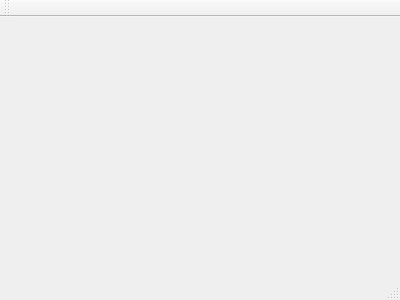
Qt form mainwindow.ui (baronleonardo/Count) before a commit.
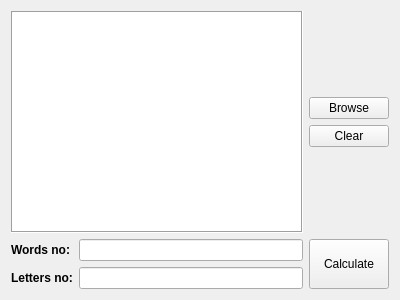
The same form after that commit.

```diff
--- a/mainwindow.ui
+++ b/mainwindow.ui
@@ -12,13 +12,138 @@
   <property name="windowTitle" >
    <string>MainWindow</string>
   </property>
-  <widget class="QMenuBar" name="menuBar" />
-  <widget class="QToolBar" name="mainToolBar" />
-  <widget class="QWidget" name="centralWidget" />
-  <widget class="QStatusBar" name="statusBar" />
+  <widget class="QWidget" name="centralWidget">
+   <layout class="QGridLayout" name="gridLayout">
+    <item row="1" column="0">
+     <layout class="QGridLayout" name="gridLayout_2">
+      <item row="1" column="0">
+       <widget class="QLabel" name="label">
+        <property name="focusPolicy">
+         <enum>Qt::NoFocus</enum>
+        </property>
+        <property name="text">
+         <string>&lt;html&gt;&lt;head/&gt;&lt;body&gt;&lt;p&gt;&lt;span style=&quot; font-weight:600;&quot;&gt;Words  no:&lt;/span&gt;&lt;/p&gt;&lt;/body&gt;&lt;/html&gt;</string>
+        </property>
+       </widget>
+      </item>
+      <item row="3" column="0">
+       <widget class="QLabel" name="label_4">
+        <property name="focusPolicy">
+         <enum>Qt::NoFocus</enum>
+        </property>
+        <property name="text">
+         <string>&lt;html&gt;&lt;head/&gt;&lt;body&gt;&lt;p&gt;&lt;span style=&quot; font-weight:600;&quot;&gt;Letters no:&lt;/span&gt;&lt;/p&gt;&lt;/body&gt;&lt;/html&gt;</string>
+        </property>
+       </widget>
+      </item>
+      <item row="1" column="1">
+       <widget class="QLineEdit" name="words_number">
+        <property name="focusPolicy">
+         <enum>Qt::NoFocus</enum>
+        </property>
+        <property name="acceptDrops">
+         <bool>false</bool>
+        </property>
+        <property name="readOnly">
+         <bool>true</bool>
+        </property>
+       </widget>
+      </item>
+      <item row="3" column="1">
+       <widget class="QLineEdit" name="letters_number">
+        <property name="focusPolicy">
+         <enum>Qt::NoFocus</enum>
+        </property>
+        <property name="acceptDrops">
+         <bool>false</bool>
+        </property>
+        <property name="readOnly">
+         <bool>true</bool>
+        </property>
+       </widget>
+      </item>
+     </layout>
+    </item>
+    <item row="0" column="1">
+     <layout class="QVBoxLayout" name="verticalLayout_2">
+      <item>
+       <spacer name="verticalSpacer">
+        <property name="orientation">
+         <enum>Qt::Vertical</enum>
+        </property>
+        <property name="sizeHint" stdset="0">
+         <size>
+          <width>20</width>
+          <height>40</height>
+         </size>
+        </property>
+       </spacer>
+      </item>
+      <item>
+       <widget class="QPushButton" name="browse_btn">
+        <property name="focusPolicy">
+         <enum>Qt::NoFocus</enum>
+        </property>
+        <property name="text">
+         <string>Browse</string>
+        </property>
+       </widget>
+      </item>
+      <item>
+       <widget class="QPushButton" name="clear_btn">
+        <property name="focusPolicy">
+         <enum>Qt::NoFocus</enum>
+        </property>
+        <property name="text">
+         <string>Clear</string>
+        </property>
+       </widget>
+      </item>
+      <item>
+       <spacer name="verticalSpacer_2">
+        <property name="orientation">
+         <enum>Qt::Vertical</enum>
+        </property>
+        <property name="sizeHint" stdset="0">
+         <size>
+          <width>20</width>
+          <height>40</height>
+         </size>
+        </property>
+       </spacer>
+      </item>
+     </layout>
+    </item>
+    <item row="1" column="1">
+     <widget class="QPushButton" name="calculate_btn">
+      <property name="sizePolicy">
+       <sizepolicy hsizetype="Minimum" vsizetype="Minimum">
+        <horstretch>0</horstretch>
+        <verstretch>0</verstretch>
+       </sizepolicy>
+      </property>
+      <property name="focusPolicy">
+       <enum>Qt::NoFocus</enum>
+      </property>
+      <property name="text">
+       <string>Calculate</string>
+      </property>
+     </widget>
+    </item>
+    <item row="0" column="0">
+     <widget class="QTextEdit" name="textEdit">
+      <property name="frameShape">
+       <enum>QFrame::Box</enum>
+      </property>
+      <property name="frameShadow">
+       <enum>QFrame::Sunken</enum>
+      </property>
+     </widget>
+    </item>
+   </layout>
+  </widget>
  </widget>
- <layoutDefault spacing="6" margin="11" />
- <pixmapfunction></pixmapfunction>
+ <layoutdefault spacing="6" margin="11"/>
  <resources/>
  <connections/>
 </ui>
```
Left out of the diff: 9 changed lines with no effect on the pictures.
